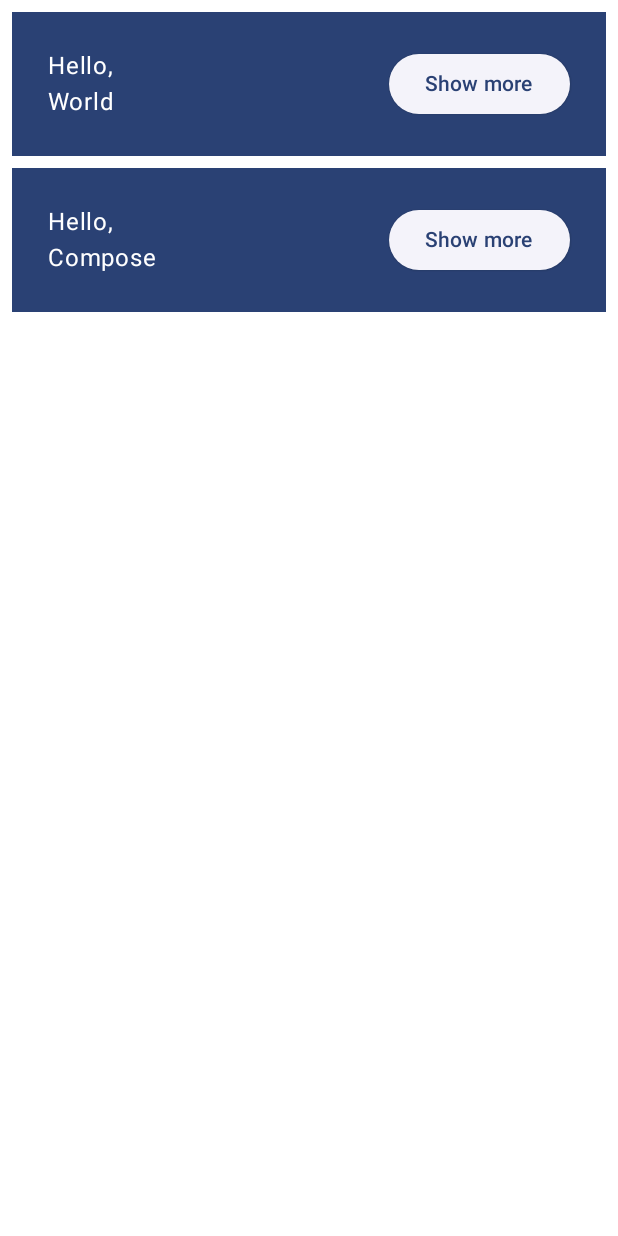
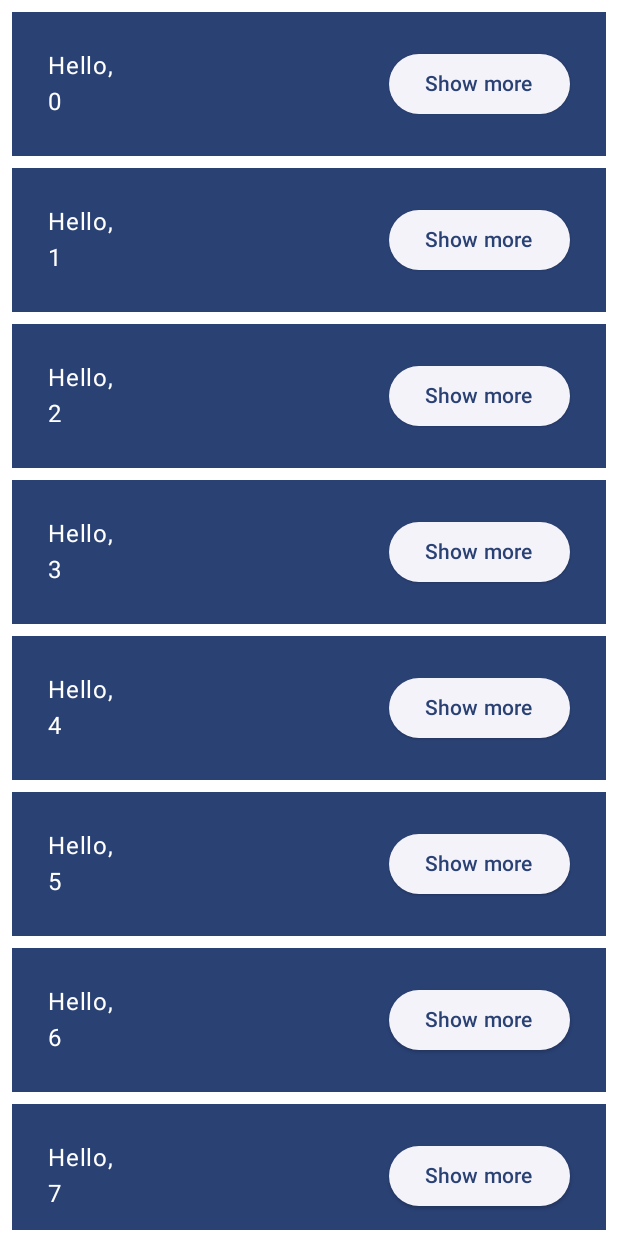
Before and after one commit to Vicent9920/BasicCodelab, an Android app built with Jetpack Compose: the @Preview function GreetingPreview, on a phone screen of 412 x 824 dp. Run offline under Robolectric (Android 15) with nearby library versions, the phone set to English and light mode, and no system bars.

Commit message:
fixed bugs

```diff
--- a/app/build.gradle.kts
+++ b/app/build.gradle.kts
@@ -23,7 +23,7 @@
 
     buildTypes {
         release {
-            isMinifyEnabled = false
+            isMinifyEnabled = true
             proguardFiles(
                 getDefaultProguardFile("proguard-android-optimize.txt"),
                 "proguard-rules.pro"
--- a/app/src/main/java/com/example/basicscodelab/MainActivity.kt
+++ b/app/src/main/java/com/example/basicscodelab/MainActivity.kt
@@ -1,7 +1,6 @@
 package com.example.basicscodelab
 
 import android.os.Bundle
-import android.util.Log
 import androidx.activity.ComponentActivity
 import androidx.activity.compose.setContent
 import androidx.compose.foundation.layout.Arrangement
@@ -9,6 +8,8 @@
 import androidx.compose.foundation.layout.Row
 import androidx.compose.foundation.layout.fillMaxSize
 import androidx.compose.foundation.layout.padding
+import androidx.compose.foundation.lazy.LazyColumn
+import androidx.compose.foundation.lazy.items
 import androidx.compose.material3.Button
 import androidx.compose.material3.ElevatedButton
 import androidx.compose.material3.MaterialTheme
@@ -75,10 +76,10 @@
 @Composable
 private fun Greetings(
     modifier: Modifier = Modifier,
-    names: List<String> = listOf("World", "Compose")
+    names: List<String> = List(1000) { "$it" }
 ) {
-    Column(modifier = modifier.padding(vertical = 4.dp)) {
-        for (name in names) {
+    LazyColumn(modifier = modifier.padding(vertical = 4.dp)) {
+        items(items = names){ name ->
             Greeting(name = name)
         }
     }
```
Also changed, not shown: 2 other files.
